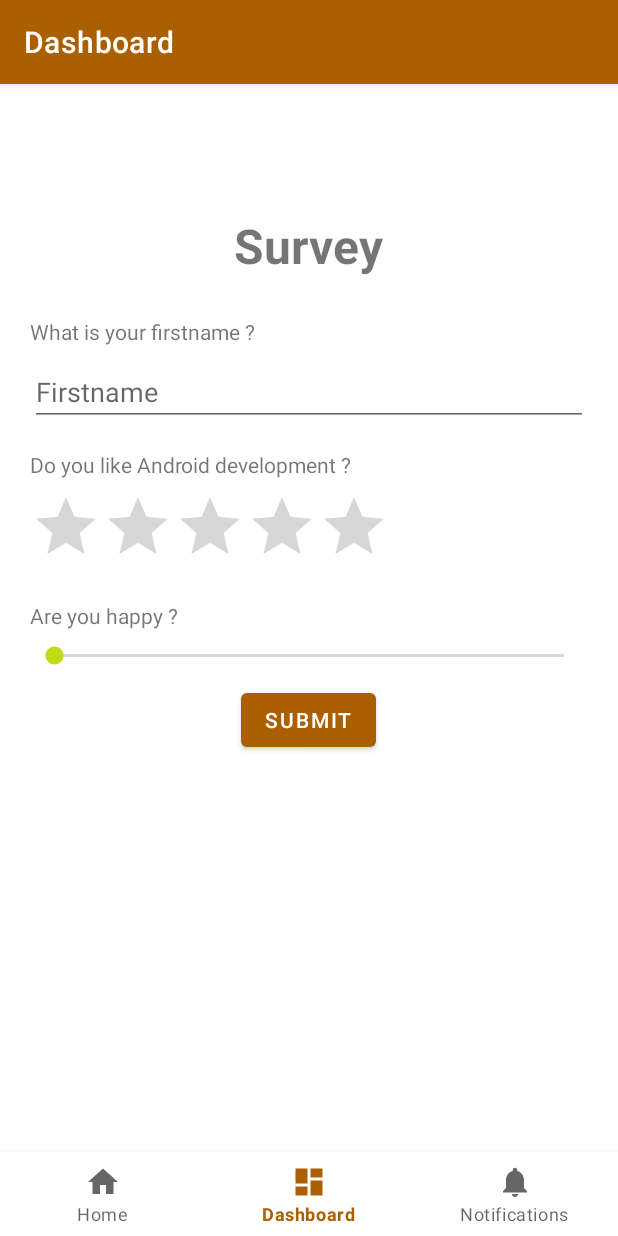
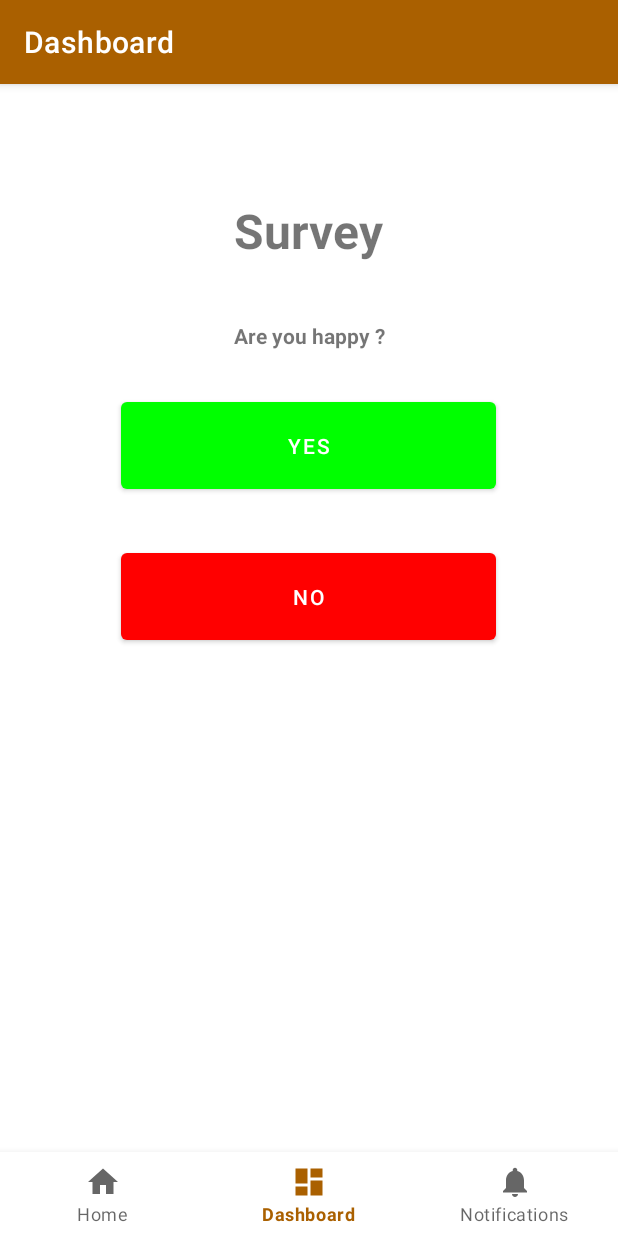
Before and after one commit to NANS05/Genepi, an Android app: the DashboardFragment screen opened through its navigation route, on a phone screen of 412 x 824 dp. Run offline under Robolectric (Android 15) with nearby library versions, the light colour scheme and no system bars; our stand-ins replace navigation-ui.

Commit message:
Ajout du questionnaire, avec mise a jour de la question et des resultats de manière dynamique

```diff
--- a/app/src/main/java/com/example/genepi/ui/dashboard/DashboardFragment.kt
+++ b/app/src/main/java/com/example/genepi/ui/dashboard/DashboardFragment.kt
@@ -1,8 +1,8 @@
 package com.example.genepi.ui.dashboard
 
+import android.annotation.SuppressLint
+import android.graphics.Color
 import android.os.Bundle
-import android.text.Editable
-import android.text.TextWatcher
 import android.view.LayoutInflater
 import android.view.View
 import android.view.ViewGroup
@@ -20,6 +20,38 @@ class DashboardFragment : Fragment() {
     // onDestroyView.
     private val binding get() = _binding!!
 
+    class language(val id : Int) {
+        var value : Int = 0
+    }
+    private var languageTable = listOf(
+        language(0),
+        language(1),
+        language(2),
+        language(3),
+        language(4),
+        language(5),
+        language(6),
+        language(7),
+        language(8),
+        language(9),
+    )
+
+//    var languageTable = IntArray(10)
+//    class languageTable {
+//        var c : Int = 0
+//        var javascript : Int = 0
+//        var kotlin : Int = 0
+//        var python : Int = 0
+//        var swift : Int = 0
+//        var give_up : Int = 0
+//        var csharp : Int = 0
+//        var cpp : Int = 0
+//        var php : Int = 0
+//        var golang : Int = 0
+//
+//    }
+
+    @SuppressLint("SetTextI18n")
     override fun onCreateView(
         inflater: LayoutInflater,
         container: ViewGroup?,
@@ -36,49 +68,145 @@ class DashboardFragment : Fragment() {
             //textView.text = it
         }
 
-        var textFirstName = ""
-        var ratingKotlin = 0
-        var userHapiness = 0
+        var yesButton = binding.mainButtonForm
+        yesButton.setBackgroundColor(Color.GREEN)
+        var noButton = binding.mainButtonForm2
+        noButton.setBackgroundColor(Color.RED)
+        var question = binding.question
+        var questionCount = 0
+        var result = binding.result
 
-        var firstnameEditText = binding.formEditTextFirstname
-        var ratingBar = binding.mainRatingBar
-        var seekBar = binding.mainSeekBar
-        var formButton = binding.mainButtonForm
+        val langageResult = arrayOf(
+            resources.getString(R.string.c_language),
+            resources.getString(R.string.javascript),
+            resources.getString(R.string.kotlin),
+            resources.getString(R.string.python),
+            resources.getString(R.string.swift),
+            resources.getString(R.string.give_up),
+            resources.getString(R.string.csharp),
+            resources.getString(R.string.cpp),
+            resources.getString(R.string.php),
+            resources.getString(R.string.golang)
+        )
 
-        //formButton.enable = false;
+        val questionTable = arrayOf(
+            resources.getString(R.string.text_form_q0),
+            resources.getString(R.string.text_form_q1),
+            resources.getString(R.string.text_form_q2),
+            resources.getString(R.string.text_form_q3),
+            resources.getString(R.string.text_form_q4),
+            resources.getString(R.string.text_form_q5),
+            resources.getString(R.string.text_form_q6),
+            resources.getString(R.string.text_form_q7),
+            resources.getString(R.string.text_form_q8),
+            resources.getString(R.string.text_form_q9)
+        )
+        question.text = questionTable[questionCount]
+                //formButton.enable = false;
 
-        firstnameEditText.addTextChangedListener(object : TextWatcher {
-            override fun beforeTextChanged(s: CharSequence?, start: Int, count: Int, after: Int) {}
-            override fun onTextChanged(s: CharSequence?, start: Int, before: Int, count: Int) {}
-            override fun afterTextChanged(s: Editable?) {
-                textFirstName = s.toString()
-                formButton.isEnabled = s.toString().isNotEmpty()
+        yesButton.setOnClickListener {
+            if (questionCount < 9) {
+                response(1, questionCount)
+                result.text = langageResult[languageTable.maxOf {it.value}]
+                questionCount++
+                question.text = questionTable[questionCount]
             }
-        })
-
-        ratingBar.setOnRatingBarChangeListener(object : RatingBar.OnRatingBarChangeListener {
-            override fun onRatingChanged(ratingBar: RatingBar?, rating: Float, fromUser: Boolean) {
-                ratingKotlin = rating.toInt()
+        }
+        noButton.setOnClickListener {
+            if (questionCount < 9) {
+                response(0, questionCount)
+                result.text = langageResult[languageTable.maxOf {it.value}]
+                questionCount++
+                question.text = questionTable[questionCount]
             }
-        })
-
-        seekBar.setOnSeekBarChangeListener(object : SeekBar.OnSeekBarChangeListener {
-            override fun onStartTrackingTouch(seekBar: SeekBar?) {}
-            override fun onStopTrackingTouch(seekBar: SeekBar?){}
-            override fun onProgressChanged(seekBar: SeekBar?, progress: Int, fromUser: Boolean) {
-                userHapiness = progress
-            }
-        })
-
-        formButton.setOnClickListener {
-            Toast.makeText( context, "Bonjour ${textFirstName}", Toast.LENGTH_LONG).show()
         }
 
         return root
     }
 
+    private fun hapiness(boolean: Int){
+        languageTable[0].value += boolean
+        languageTable[7].value += boolean
+        languageTable[6].value += boolean
+        languageTable[1].value -= boolean
+    }
+    private fun humanity(boolean: Int) {
+        languageTable[1].value += boolean
+        languageTable[2].value += boolean
+        languageTable[3].value += boolean
+        languageTable[4].value += boolean
+        languageTable[5].value += boolean
+        languageTable[6].value += boolean
+        languageTable[9].value += boolean
+        languageTable[7].value -= boolean
+        languageTable[0].value -= boolean
+    }
+    private fun androidoman(boolean: Int) {
+        if (boolean == 0 ) {
+            languageTable[4].value += boolean
+            languageTable[2].value -= boolean
+        }
+        else  {
+            languageTable[4].value -= boolean
+            languageTable[2].value += boolean
+        }
+
+    }
+    private fun family(boolean: Int) {
+        languageTable[5].value += boolean
+        languageTable[0].value += boolean
+    }
+    private fun friends(boolean: Int) {
+        languageTable[5].value += boolean
+    }
+    private fun countman(boolean: Int) {
+        languageTable[3].value += boolean
+        languageTable[0].value += boolean
+        languageTable[7].value += boolean
+    }
+    private fun rich(boolean: Int) {
+        languageTable[2].value += boolean
+        languageTable[9].value += boolean
+        languageTable[6].value += boolean
+    }
+    private fun sum(boolean: Int) {
+        languageTable[0].value += boolean
+        languageTable[7].value += boolean
+        languageTable[9].value += boolean
+        languageTable[8].value += boolean
+    }
+    private fun tie(boolean: Int) {
+        languageTable[9].value += boolean
+        languageTable[8].value += boolean
+        languageTable[0].value += boolean
+        languageTable[5].value += boolean
+    }
+    private fun threeByThree(boolean: Int) {
+        languageTable[9].value += boolean
+        languageTable[8].value += boolean
+        languageTable[5].value += boolean
+        languageTable[0].value += boolean
+    }
+    private fun response(boolean: Int, int: Int) {
+        when (int) {
+            0 -> hapiness(boolean)
+            1 -> humanity(boolean)
+            2 -> androidoman(boolean)
+            3 -> family(boolean)
+            4 -> friends(boolean)
+            5 -> countman(boolean)
+            6 -> rich(boolean)
+            7 -> sum(boolean)
+            8 -> tie(boolean)
+            9 -> threeByThree(boolean)
+        }
+    }
     override fun onDestroyView() {
         super.onDestroyView()
         _binding = null
     }
 }
+
+//private operator fun <T> Array<T>.get(maxBy: DashboardFragment.language): T {
+
+//}
--- a/app/src/main/res/layout/fragment_dashboard.xml
+++ b/app/src/main/res/layout/fragment_dashboard.xml
@@ -1,84 +1,63 @@
 <?xml version="1.0" encoding="utf-8"?>
-<LinearLayout
-        xmlns:android="http://schemas.android.com/apk/res/android"
+<LinearLayout xmlns:android="http://schemas.android.com/apk/res/android"
         xmlns:tools="http://schemas.android.com/tools"
         tools:context=".ui.dashboard.DashboardFragment"
 
         android:orientation="vertical"
         android:layout_width="match_parent"
-        android:layout_height="match_parent"
+        android:layout_height="wrap_content"
         android:padding="20dp">
 
     <TextView
             android:text="@string/title_form"
 
-            android:textSize="32dp"
+            android:textSize="32sp"
             android:textStyle="bold"
 
             android:layout_width="wrap_content"
-            android:layout_height="wrap_content"
-            android:layout_margin="10dp"
-            android:layout_gravity="center_horizontal"/>
+            android:layout_height="45dp"
+            android:layout_weight="3"
+            android:layout_marginBottom="15dp"
+
+            android:layout_gravity="center_horizontal" />
+
 
     <TextView
-            android:text="@string/text_form_q1"
 
-            android:layout_width="wrap_content"
-            android:layout_height="wrap_content"
-            android:layout_gravity="start"
+            android:id="@+id/question"
+            android:layout_width="fill_parent"
+            android:layout_height="30dp"
+            android:layout_weight="2"
+            android:layout_gravity="center|start"
             android:layout_marginTop="16dp"
             android:layout_marginBottom="8dp"
-    />
-
-    <EditText
-            android:id="@+id/form_EditText_firstname"
-            android:hint="@string/text_form_q1_hint"
-            android:maxLines="1"
-
-            android:layout_width="match_parent"
-            android:layout_height="wrap_content"
-    />
-
-    <TextView
-            android:text="@string/text_form_q2"
-
-            android:layout_width="wrap_content"
-            android:layout_height="wrap_content"
-            android:layout_gravity="start"
-            android:layout_marginTop="16dp"
-            android:layout_marginBottom="8dp"
-    />
-
-    <RatingBar
-            android:id="@+id/main_ratingBar"
-
-            android:layout_width="wrap_content"
-            android:layout_height="wrap_content"
-            android:numStars="5" android:stepSize="1"/>
-
-    <TextView
-            android:text="@string/text_form_q3"
-
-            android:layout_width="wrap_content"
-            android:layout_height="wrap_content"
-            android:layout_gravity="start"
-            android:layout_marginTop="16dp"
-            android:layout_marginBottom="8dp"
-    />
-    <SeekBar
-            android:id="@+id/main_seekBar"
-            android:layout_width="match_parent"
-            android:layout_height="wrap_content"
-    />
-
+            android:textStyle="bold"
+            android:gravity="center" />
 
     <Button
             android:id="@+id/main_button_form"
             android:text="@string/text_button_form"
+            android:layout_width="250dp"
+            android:layout_height="70dp"
+            android:layout_weight="1"
+            android:layout_margin="15dp"
+            android:layout_gravity="center_horizontal" />
 
-            android:layout_width="wrap_content"
-            android:layout_height="wrap_content"
-            android:layout_margin="10dp"
-            android:layout_gravity="center_horizontal"
-    />
+    <Button
+            android:id="@+id/main_button_form2"
+            android:text="@string/text_button_form2"
+            android:layout_width="250dp"
+            android:layout_height="70dp"
+            android:layout_weight="1"
+            android:layout_margin="15dp"
+            android:layout_gravity="center_horizontal" />
+
+    <TextView
+            android:id="@+id/result"
+            android:layout_width="fill_parent"
+            android:layout_height="30dp"
+            android:layout_weight="2"
+
+            android:gravity="center"
+            android:layout_gravity="center" />
 </LinearLayout>
--- /dev/null
+++ b/app/src/main/res/values/ids.xml
@@ -0,0 +1,4 @@
+<?xml version="1.0" encoding="utf-8"?>
+<resources>
+    <item name="question1" type="id" />
+</resources>
--- a/app/src/main/res/values/strings.xml
+++ b/app/src/main/res/values/strings.xml
@@ -5,14 +5,41 @@
     <string name="text_toast">The Toast</string>
 
     <string name="title_form">Survey</string>
-    <string name="text_form_q1">What is your firstname ?</string>
-    <string name="text_form_q1_hint">Firstname</string>
+    <string name="text_form_q0">Are you happy ?</string>
+    <string name="text_form_q1">Are you human ?</string>
     <string name="text_form_q2">Do you like Android development ?</string>
-    <string name="text_form_q3">Are you happy ?</string>
-    <string name="text_button_form">Submit</string>
+    <string name="text_form_q3">Do you have family ?</string>
+    <string name="text_form_q4">Do you have friends ?</string>
+    <string name="text_form_q5">Can you count from 0 to 10 ?</string>
+    <string name="text_form_q6">Do you want to be rich ?</string>
+    <string name="text_form_q7">Do you know what is 1 + 1 result ?</string>
+    <string name="text_form_q8">Can you tie your shoelaces by yourself ?</string>
+    <string name="text_form_q9">Can you count 3 by 3 ?</string>
+    <string name="text_button_form">Yes</string>
+    <string name="text_button_form2">No</string>
+    <string-array name="text_form">
+        <item>Are you happy ?</item>
+        <item>Are you human ?</item>
+        <item>Do you like Android development ?</item>
+        <item>Do you have family ?</item>
+        <item>Do you have friends ?</item>
+        <item>Can you count from 0 to 10 ?</item>
+        <item>Do you want to be rich ?</item>
+        <item>Do you know what is 1 + 1 result ?</item>
+        <item>Can you tie your shoelaces by yourself ?</item>
+        <item>Can you count 3 by 3 ?</item>
+    </string-array>
 
-    <!-- TODO: Remove or change this placeholder text -->
-    <string name="hello_blank_fragment">Hello blank fragment</string>
+    <string name="c_language">C Language</string>
+    <string name="javascript">Javascript</string>
+    <string name="kotlin">Kotlin for Android</string>
+    <string name="python">Python</string>
+    <string name="swift">Swift</string>
+    <string name="give_up">Give up</string>
+    <string name="csharp">C#</string>
+    <string name="cpp">C++</string>
+    <string name="php">PHP</string>
+    <string name="golang">GOLANG</string>
     <string name="title_activity_navigation">Navigation</string>
     <string name="title_home">Home</string>
     <string name="title_dashboard">Dashboard</string>
--- a/app/src/main/res/values/themes.xml
+++ b/app/src/main/res/values/themes.xml
@@ -12,5 +12,9 @@
         <!-- Status bar color. -->
         <item name="android:statusBarColor">?attr/colorPrimaryVariant</item>
         <!-- Customize your theme here. -->
+
+    </style>
+    <style name="Button.Green" parent="Theme.MaterialComponents.DayNight.DarkActionBar">
+        <item name="colorAccent">@android:color/holo_green_dark</item>
     </style>
 </resources>
```
Also changed, not shown: app/src/main/java/com/example/genepi/ResultFormFragment.kt (added, +59 -0 lines), app/src/main/res/layout/fragment_result_form.xml (added, +14 -0 lines), 1 other file.
